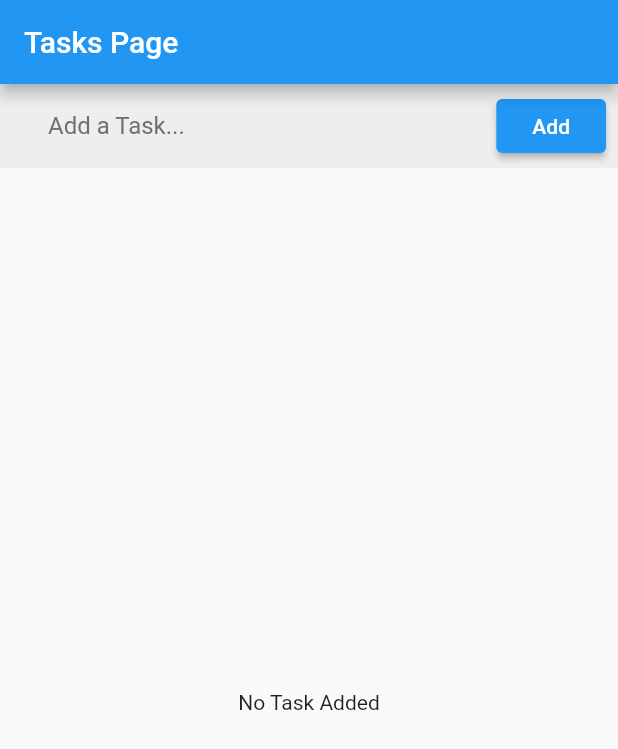
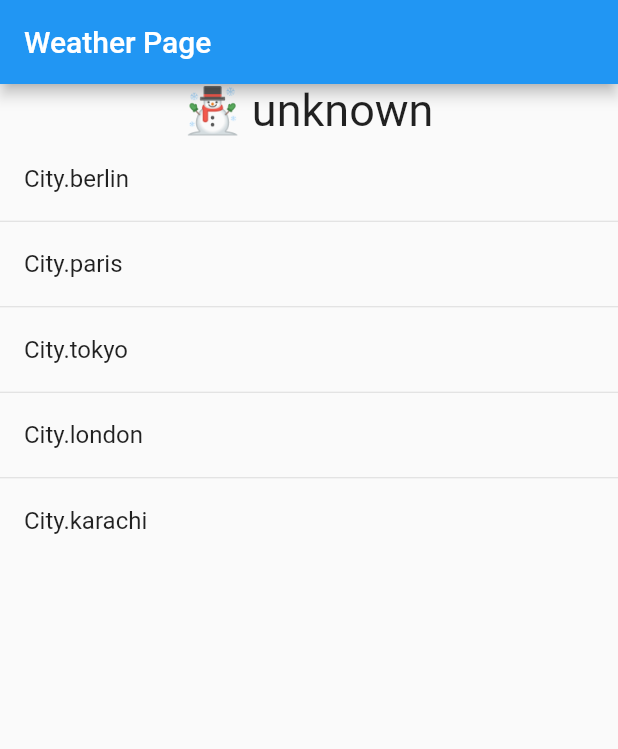
Before and after one commit to Flash91FS/riverpod_1, a Flutter app: the screen it shows after launch, on a phone screen of 412 x 824 dp. Shown: the top 749 px of the screen. Run offline on Flutter 3.47's test engine with Material 2 defaults, Android fonts, the phone set to English and light mode, and no system bars; our stand-ins replace hooks_riverpod.

Commit message:
city_weather feature added using stateProvider i.e. state is changed directly instead of calling a method in StateNotifier subclass like what was done for counterProvider

```diff
--- /dev/null
+++ b/lib/enums/city.dart
@@ -0,0 +1,8 @@
+
+enum City {
+  berlin,
+  paris,
+  tokyo,
+  london,
+  karachi,
+}
--- a/lib/main.dart
+++ b/lib/main.dart
@@ -3,6 +3,7 @@
 import 'package:riverpod_1/widgets/counter_page.dart';
 import 'package:riverpod_1/extensions/operator_extension.dart';
 import 'package:riverpod_1/widgets/tasks_page.dart';
+import 'package:riverpod_1/widgets/weather_page.dart';
 
 void main() {
   runApp(const ProviderScope(child: MyApp()));
@@ -20,7 +21,8 @@
         primarySwatch: Colors.blue,
       ),
       // home: const CounterPage(title: 'Counter Page'),
-      home: const TasksPage(title: 'Tasks Page'),
+      // home: const TasksPage(title: 'Tasks Page'),
+      home: const WeatherPage(title: 'Weather Page'),
     );
   }
 }
--- /dev/null
+++ b/lib/providers/city_weather_provider.dart
@@ -0,0 +1,26 @@
+import 'package:flutter/material.dart';
+import 'package:hooks_riverpod/hooks_riverpod.dart';
+import 'package:riverpod_1/enums/city.dart';
+import 'package:riverpod_1/extensions/operator_extension.dart';
+import 'package:riverpod_1/utils/weather_util.dart';
+
+//will be changed by the UI
+final cityProvider = StateProvider<City?>((ref) => null);
+
+final weatherProvider = FutureProvider<WeatherEmoji>((ref) {
+  final city = ref.watch(cityProvider);
+  if(city!=null){
+    return getWeather(city);
+  }else{
+    return unknownWeatherEmoji;
+  }
+});
+
+// class City extends StateNotifier<int?> {
+//   City() : super(null);
+//
+//   void increment() {
+//     state = state == null ? 1 : state + 1;
+//     debugPrint('state = $state');
+//   }
+// }
--- /dev/null
+++ b/lib/utils/weather_util.dart
@@ -0,0 +1,19 @@
+import 'package:riverpod_1/enums/city.dart';
+
+typedef WeatherEmoji = String;
+
+const unknownWeatherEmoji = '☃ unknown';
+
+final cityWeatherMap = {
+  City.berlin: 'ð',
+  City.paris: '❄️',
+  City.tokyo: '⛈',
+  City.london: '⛅️',
+};
+
+Future<WeatherEmoji> getWeather(City city) {
+  return Future.delayed(
+    const Duration(milliseconds: 1000),
+    () => cityWeatherMap[city] ?? '☀️',
+  );
+}
--- a/lib/widgets/task_add_widget.dart
+++ b/lib/widgets/task_add_widget.dart
@@ -73,9 +73,7 @@ class _TaskAddWidgetState extends ConsumerState<TaskAddWidget> {
 
   void _createTask(BuildContext context, String name) {
     if (name.isNotEmpty) {
-      ref.read(tasksProvider.notifier).addTaskForString(
-            name,
-          );
+      ref.read(tasksProvider.notifier).addTaskForString(name);
     }
     _taskNameController.text = '';
   }
--- /dev/null
+++ b/lib/widgets/weather_page.dart
@@ -0,0 +1,64 @@
+import 'package:flutter/material.dart';
+import 'package:hooks_riverpod/hooks_riverpod.dart';
+import 'package:riverpod_1/enums/city.dart';
+import 'package:riverpod_1/providers/city_weather_provider.dart';
+
+class WeatherPage extends ConsumerWidget {
+  const WeatherPage({
+    Key? key,
+    required this.title,
+  }) : super(key: key);
+
+  final String title;
+
+  @override
+  Widget build(BuildContext context, WidgetRef ref) {
+    debugPrint('WeatherPage - build ');
+    final weather = ref.watch(weatherProvider);
+    return Scaffold(
+      appBar: AppBar(
+        title: Text(title),
+      ),
+      body: Column(
+        children: [
+          weather.when(
+              data: (data) => Text(data, style: const TextStyle(fontSize: 30),),
+              error: (_, __) {
+                return const Text('Error');
+              },
+              loading: () => const Padding(
+                padding: EdgeInsets.all(8.0),
+                child: CircularProgressIndicator(),
+              )),
+          Expanded(
+            child: ListView.separated(
+              itemCount: City.values.length,
+              itemBuilder: (context, index) {
+                final city = City.values[index];
+                final selected = city == ref.watch(cityProvider);
+
+                return ListTile(
+                  title: Text(city.toString()),
+                  trailing: selected ? const Icon(Icons.check) : null,
+                  onTap: () {
+                    ref.read(cityProvider.notifier).state = city;
+                  },
+                );
+              },
+              separatorBuilder: (BuildContext context, int index) {
+                return const Divider(
+                  height: 1,
+                );
+              },
+            ),
+          ),
+        ],
+      ),
+      // floatingActionButton: FloatingActionButton(
+      //   onPressed: ref.read(counterProvider.notifier).increment,
+      //   tooltip: 'Increment',
+      //   child: const Icon(Icons.add),
+      // ),
+    );
+  }
+}
```
